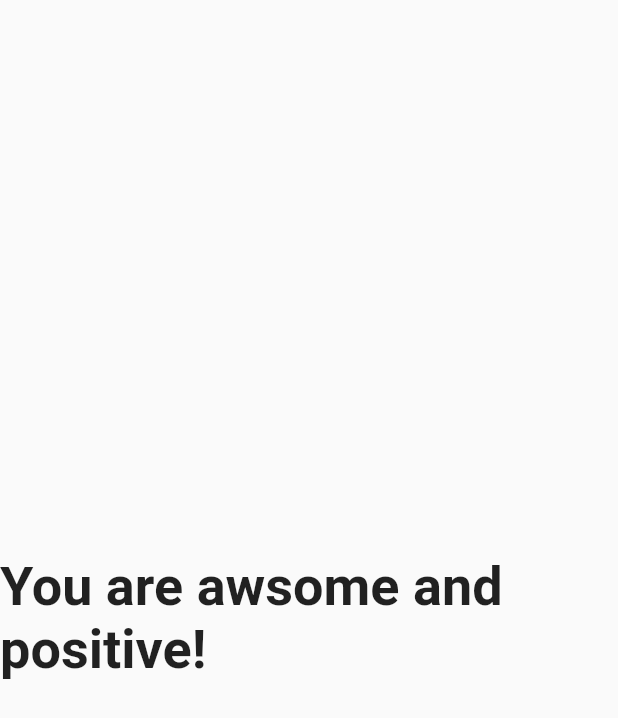
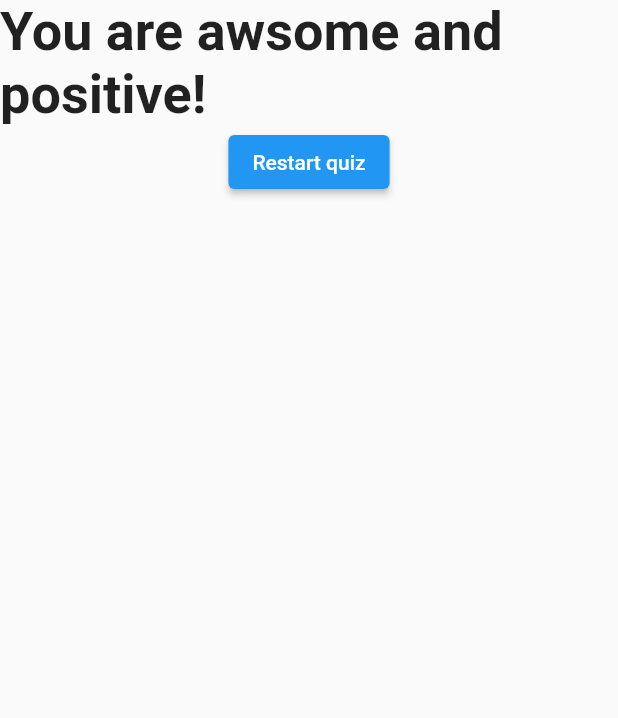
Before and after one commit to dinofilipovic/flutter_complete_guide, a Flutter app: the Result widget shown alone on an empty page, opened directly with empty values, on a phone screen of 412 x 824 dp. Shown: the top 718 px of the screen. Run offline on Flutter 3.47's test engine with Material 2 defaults, Android fonts, the phone set to English and light mode, and no system bars.

Commit message:
Reset Quiz Functionality
- Modified main.dart
- Modified result.dart
added Column and RaisedButton widget

```diff
--- a/lib/result.dart
+++ b/lib/result.dart
@@ -3,8 +3,9 @@ import 'package:flutter/material.dart';
 class Result extends StatelessWidget {
   //const Result({super.key});
   final int resultScore;
+  final VoidCallback resetHandler;
 
-  Result(this.resultScore);
+  Result(this.resultScore, this.resetHandler);
 
   String get resultPhase {
     String resultText;
@@ -24,12 +25,20 @@ class Result extends StatelessWidget {
   @override
   Widget build(BuildContext context) {
     return Center(
-      child: Text(
-        resultPhase,
-        style: TextStyle(
-          fontSize: 36,
-          fontWeight: FontWeight.bold,
-        ),
+      child: Column(
+        children: [
+          Text(
+            resultPhase,
+            style: TextStyle(
+              fontSize: 36,
+              fontWeight: FontWeight.bold,
+            ),
+          ),
+          ElevatedButton(
+            child: Text('Restart quiz'),
+            onPressed: resetHandler,
+          )
+        ],
       ),
     );
   }
```
Also changed, not shown: lib/main.dart (+8 -1 lines).
